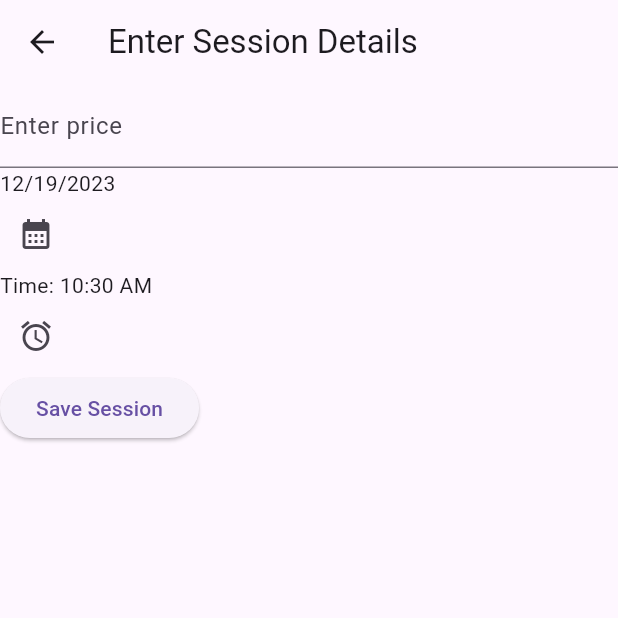
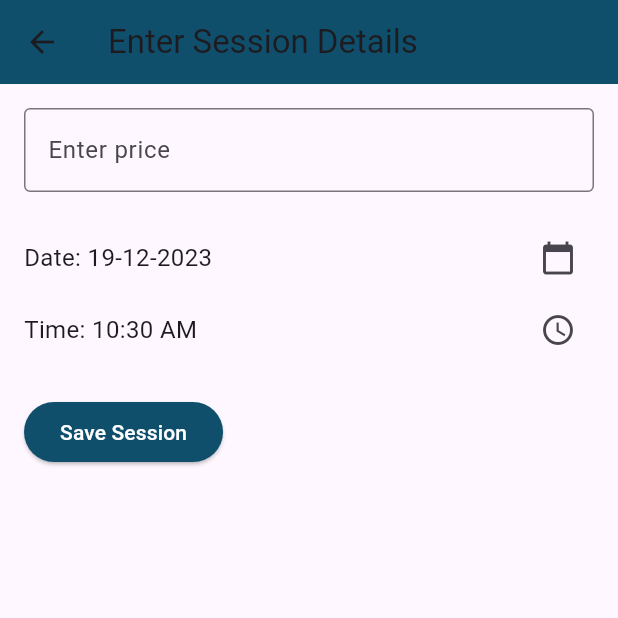
Before and after one commit to MayarMohamed7/career_coach, a Flutter app: the NewSession screen opened directly, on a phone screen of 412 x 824 dp, the top half of it. Run offline on Flutter 3.47's test engine with Material 3 defaults, Android fonts, the phone set to English and light mode, and no system bars; our stand-ins replace basic_utils, cloud_firestore, firebase_auth, firebase_core, font_awesome_flutter; accounts and stored records are empty.

Commit message:
new session & show session

```diff
--- a/lib/Pages/newSession.dart
+++ b/lib/Pages/newSession.dart
@@ -3,7 +3,7 @@ import 'package:flutter/material.dart';
 import 'package:intl/intl.dart';
 import 'package:career_coach/models/Session.dart';
 
-final formatter = DateFormat.yMd();
+final formatter = DateFormat('dd-MM-yyyy');
 
 class NewSession extends StatefulWidget {
   const NewSession({super.key});
@@ -21,11 +21,13 @@ class _NewSessionState extends State<NewSession> {
   void _selectDate() async {
     final now = DateTime.now();
     final firstDate = DateTime(now.year - 1, now.month, now.day);
+    final lastDate = DateTime(now.year + 1, now.month,
+        now.day); // to be able to choose date up to a year from now
     final picked = await showDatePicker(
         context: context,
         initialDate: now,
         firstDate: firstDate,
-        lastDate: now);
+        lastDate: lastDate);
     setState(() {
       _selectedDate = picked!;
     });
@@ -47,6 +49,7 @@ class _NewSessionState extends State<NewSession> {
         'price': _priceController.text,
         'date': DateFormat('dd-MM-yyyy').format(_selectedDate),
         'time': selectedTime.format(context),
+        'status': 'available'
       });
       // Clear the input fields
       _priceController.clear();
@@ -56,48 +59,69 @@ class _NewSessionState extends State<NewSession> {
   @override
   Widget build(BuildContext context) {
     return Scaffold(
-      appBar: AppBar(title: const Text('Enter Session Details')),
-      body: Form(
+      appBar: AppBar(
+        title: const Text('Enter Session Details'),
+        backgroundColor: Color(0xff0f4f6c),
+      ),
+      body: SingleChildScrollView(
+        // Makes the form scrollable
+        padding: const EdgeInsets.all(16.0),
+        child: Form(
           key: _formKey,
           child: Column(
             crossAxisAlignment: CrossAxisAlignment.start,
             children: <Widget>[
               TextFormField(
                 controller: _priceController,
-              decoration: const InputDecoration(
+                decoration: InputDecoration(
                   labelText: 'Enter price',
                   prefixText: '\$',
+                  border: OutlineInputBorder(), // Adds border
                 ),
-              validator: (value) {
-                if (value == null || value.isEmpty) {
-                  return 'Please enter some text';
-                }
-                return null;
-              },
+                keyboardType: TextInputType.number,
+                validator: (value) =>
+                    value!.isEmpty ? 'Please enter a price' : null,
               ),
-            Text(_selectedDate == null
-                ? 'No date Selected'
-                : formatter
-                    .format(_selectedDate!)), //! means vlue never be null
+              SizedBox(height: 20),
+              Row(
+                children: [
+                  Expanded(
+                    child: Text(
+                      'Date: ${formatter.format(_selectedDate)}',
+                      style: TextStyle(fontSize: 16),
+                    ),
+                  ),
                   IconButton(
                     onPressed: _selectDate,
-              icon: const Icon(
-                Icons.calendar_month,
-              ), // Icon
+                    icon: Icon(Icons.calendar_today),
                   ),
-
-            Text("Time: ${selectedTime.format(context)}"),
+                ],
+              ),
+              Row(
+                children: [
+                  Expanded(
+                    child: Text(
+                      'Time: ${selectedTime.format(context)}',
+                      style: TextStyle(fontSize: 16),
+                    ),
+                  ),
                   IconButton(
                     onPressed: _selectTime,
-              icon: const Icon(
-                Icons.access_alarm,
-              ), // Icon
-            ),
-            ElevatedButton(
-              onPressed: _selectTime,
-              child: const Text('Save Session'),
+                    icon: Icon(Icons.access_time),
                   ),
                 ],
+              ),
+              SizedBox(height: 20),
+              ElevatedButton(
+                onPressed: _saveSession,
+                child: const Text('Save Session'),
+                style: ElevatedButton.styleFrom(
+                  backgroundColor: const Color(0xff0f4f6c),
+                  foregroundColor: Colors.white,
+                ),
+              ),
+            ],
+          ),
         ),
       ),
     );
--- a/lib/Pages/sessionsPage.dart
+++ b/lib/Pages/sessionsPage.dart
@@ -4,6 +4,7 @@ import 'package:career_coach/models/Session.dart';
 import 'details.dart';
 import 'menu.dart';
 
+//change to coaches page
 class SessionPage extends StatelessWidget {
   final List<Session> sessions = [
     Session(
@@ -52,7 +53,7 @@ class SessionPage extends StatelessWidget {
                     Navigator.push(
                       context,
                       MaterialPageRoute(
-                        builder: (context) => CoachingSessionPage(),
+                        builder: (context) => coachsessionsPage(),
                       ),
                     );
                   },
```
Also changed, not shown: lib/Pages/details.dart (+54 -38 lines), lib/utils/utils.dart (added, +10 -0 lines). Lines whose indentation alone changed are shown as unchanged.
